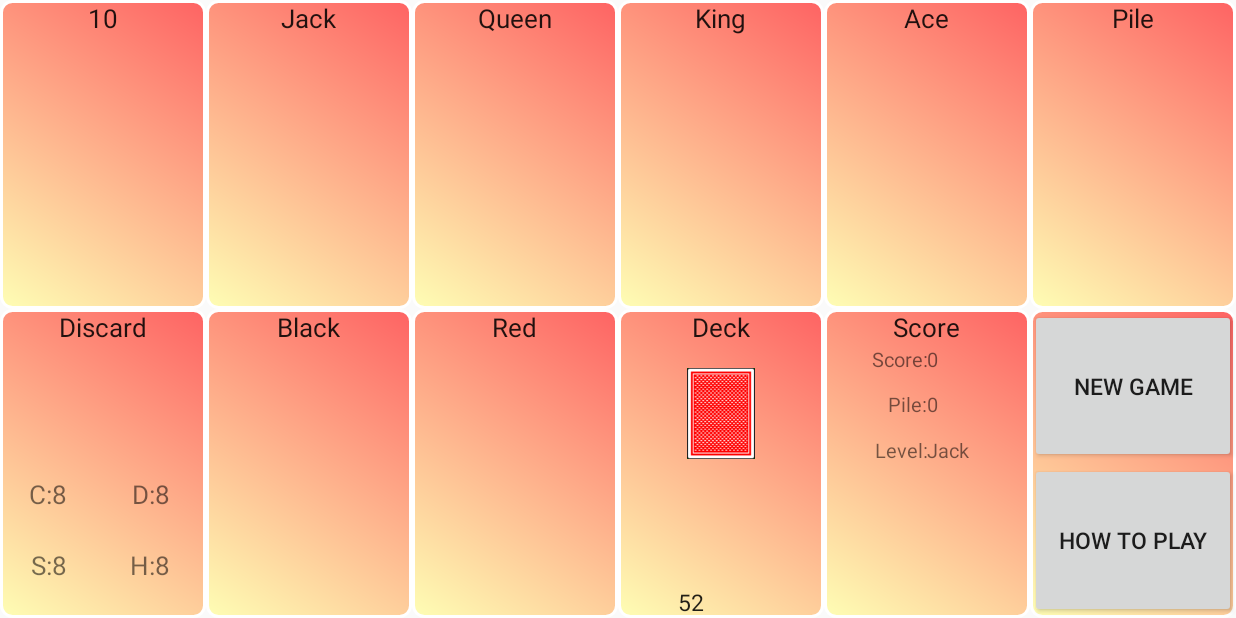
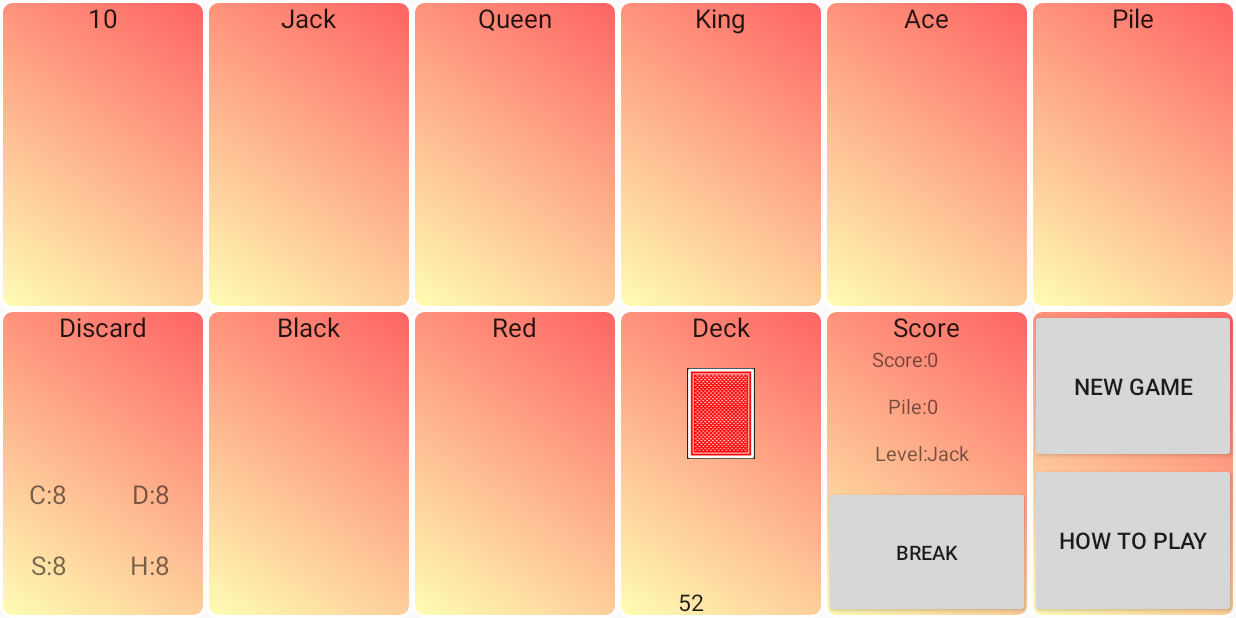
Before and after one commit to Klaus-Anderson/BlackRedSolitaire, an Android app: the screen it shows after launch (GameActivity), on a phone screen of 824 x 412 dp (held sideways). Run offline under Robolectric (Android 15) with nearby library versions, the phone set to English and light mode, and no system bars; our stand-ins replace ButterKnife.

Commit message:
Implemented a few fixes, and implemented break button
Signed-off-by: Harry Cliff <harryacliff@gmail.com>

```diff
--- a/app/src/main/res/layout/activity_game.xml
+++ b/app/src/main/res/layout/activity_game.xml
@@ -608,10 +608,10 @@
                 <TextView
                     android:id="@+id/deckDiscardText"
                     android:layout_width="wrap_content"
-                    android:layout_height="match_parent"
-                    android:layout_gravity="center"
+                    android:layout_height="wrap_content"
+                    android:gravity="center"
                     android:layout_centerHorizontal="true"
-                    android:layout_alignParentBottom="true"
+                    android:layout_alignParentTop="true"
                     android:text="@string/press_to_discard"
                     android:textAppearance="?android:attr/textAppearanceLarge"
                     android:textSize="13sp"
@@ -716,13 +716,12 @@
             </LinearLayout>
 
             <Button
-                android:id="@+id/gameOverButton"
+                android:id="@+id/breakButton"
                 android:layout_width="match_parent"
                 android:layout_height="wrap_content"
-                android:text="@string/press_here_for_game_over"
+                android:text="@string/breakString"
                 android:textSize="13sp"
                 android:layout_weight="3"/>
-
         </LinearLayout>
 
         <LinearLayout
@@ -732,7 +731,6 @@
             android:layout_weight="1"
             android:background="@drawable/shape"
             android:orientation="vertical" >
-
             <Button
                 android:id="@+id/newGameButton"
                 android:layout_width="match_parent"
--- a/app/src/main/res/values/strings.xml
+++ b/app/src/main/res/values/strings.xml
@@ -40,5 +40,6 @@
     <string name="how_to_play">How to Play</string>
     <string name="god_Tier">God-Tier</string>
     <string name="scoreColon">Score:</string>
+    <string name="breakString">break</string>
 
 </resources>
```
Also changed, not shown: app/src/main/java/com/angus/gaming/blackredsolitaire/GameActivity.java (+38 -113 lines), app/src/main/res/drawable/nine_clubs.png (renamed from app/src/main/res/drawable/nice_clubs.png).
